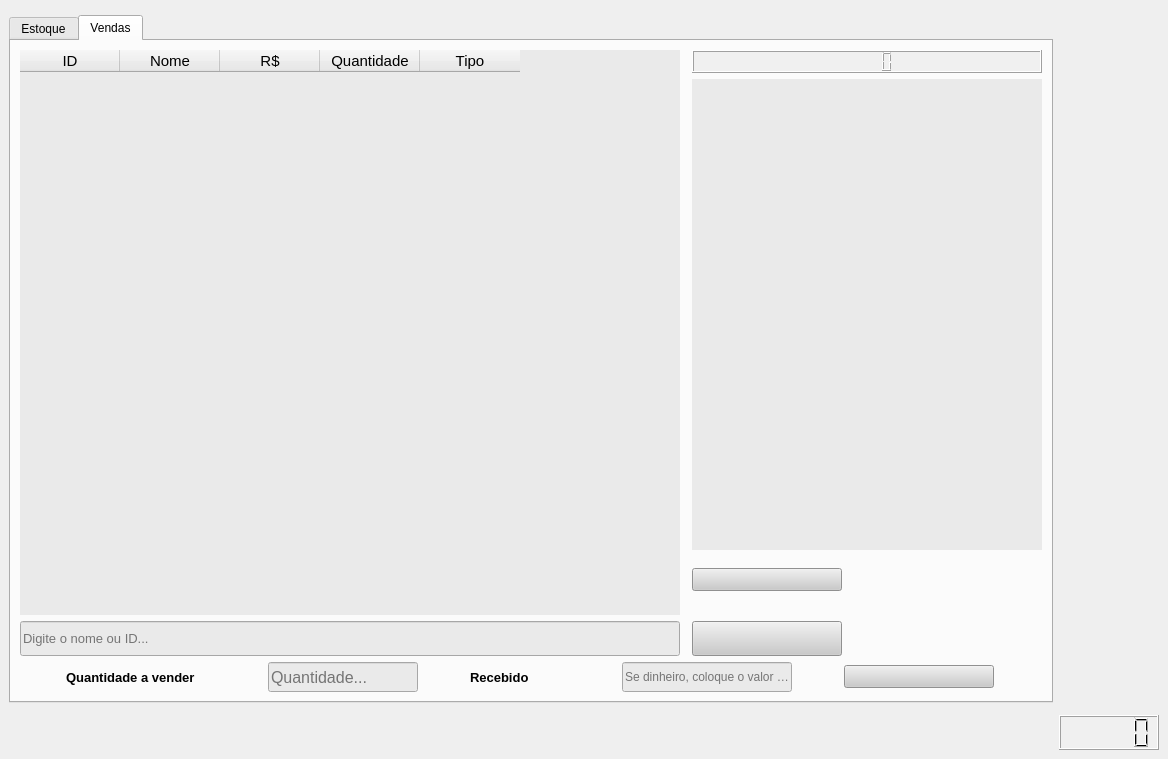
Old version of the form tela_main.ui in the repository xDarksec1/StoreControl.
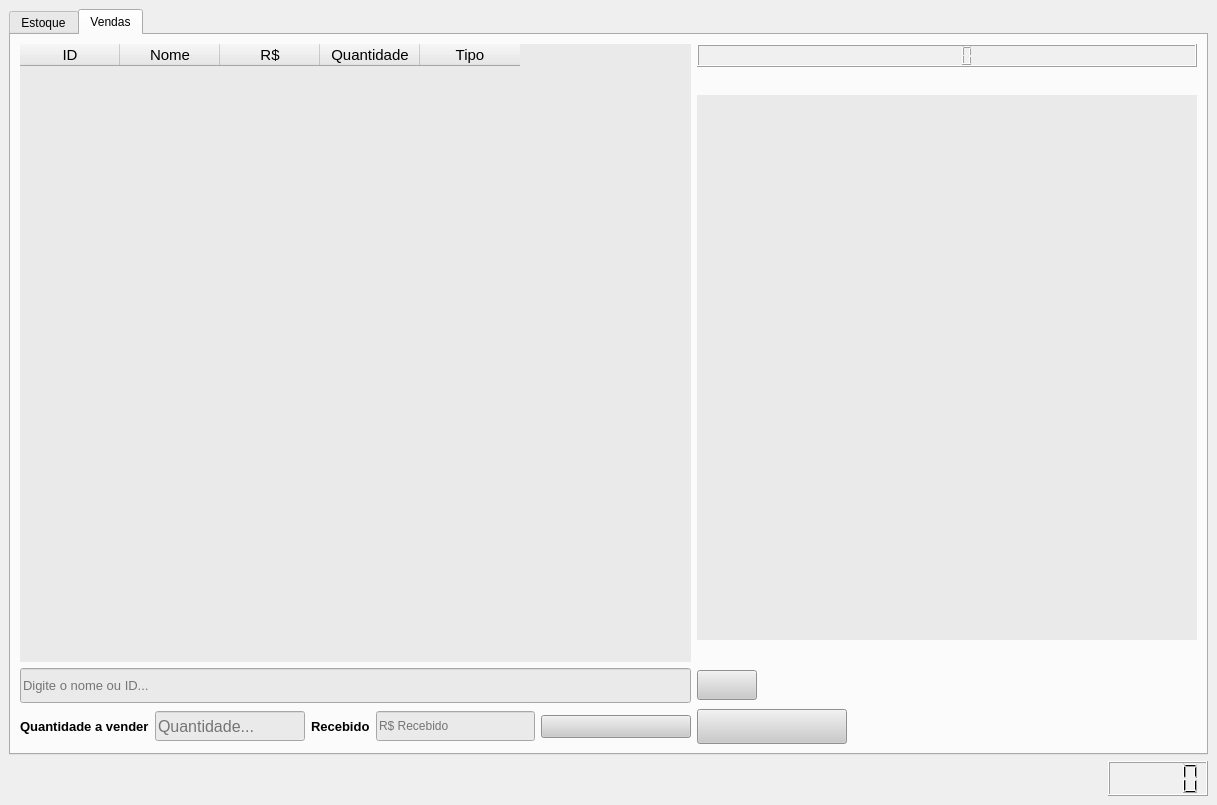
New version of the form. Icons and pictures are not drawn.

Diff of the .ui file:
```diff
--- a/tela_main.ui
+++ b/tela_main.ui
@@ -6,10 +6,22 @@
    <rect>
     <x>0</x>
     <y>0</y>
-    <width>1168</width>
+    <width>1217</width>
     <height>759</height>
    </rect>
   </property>
+  <property name="sizePolicy">
+   <sizepolicy hsizetype="Fixed" vsizetype="Fixed">
+    <horstretch>0</horstretch>
+    <verstretch>0</verstretch>
+   </sizepolicy>
+  </property>
+  <property name="maximumSize">
+   <size>
+    <width>16777215</width>
+    <height>16777215</height>
+   </size>
+  </property>
   <property name="windowTitle">
    <string>Cadastro</string>
   </property>
@@ -36,7 +48,34 @@
   </property>
   <widget class="QWidget" name="centralwidget">
    <layout class="QGridLayout" name="gridLayout_2">
-    <item row="1" column="0">
+    <item row="1" column="1">
+     <widget class="QLCDNumber" name="timePanel">
+      <property name="sizePolicy">
+       <sizepolicy hsizetype="Fixed" vsizetype="Preferred">
+        <horstretch>0</horstretch>
+        <verstretch>0</verstretch>
+       </sizepolicy>
+      </property>
+      <property name="minimumSize">
+       <size>
+        <width>100</width>
+        <height>35</height>
+       </size>
+      </property>
+      <property name="font">
+       <font>
+        <family>Arial</family>
+        <pointsize>10</pointsize>
+        <weight>75</weight>
+        <bold>true</bold>
+       </font>
+      </property>
+      <property name="styleSheet">
+       <string notr="true">background-color: rgb(240, 240, 240);</string>
+      </property>
+     </widget>
+    </item>
+    <item row="0" column="0" colspan="2">
      <widget class="QTabWidget" name="tab">
       <property name="sizePolicy">
        <sizepolicy hsizetype="Expanding" vsizetype="Expanding">
@@ -434,106 +473,11 @@
         <string>Vendas</string>
        </attribute>
        <layout class="QGridLayout" name="gridLayout_3">
-        <item row="4" column="2">
-         <widget class="QPushButton" name="btnRefreshVendas">
-          <property name="minimumSize">
-           <size>
-            <width>0</width>
-            <height>0</height>
-           </size>
-          </property>
-          <property name="maximumSize">
-           <size>
-            <width>150</width>
-            <height>16777215</height>
-           </size>
-          </property>
-          <property name="font">
-           <font>
-            <family>Arial</family>
-            <pointsize>10</pointsize>
-            <weight>75</weight>
-            <bold>true</bold>
-           </font>
-          </property>
-          <property name="styleSheet">
-           <string notr="true">background-color: rgb(202, 202, 202);</string>
-          </property>
-          <property name="text">
-           <string/>
-          </property>
-          <property name="icon">
-           <iconset>
-            <normaloff>Icons/updateicon.png</normaloff>Icons/updateicon.png</iconset>
-          </property>
-          <property name="iconSize">
-           <size>
-            <width>50</width>
-            <height>25</height>
-           </size>
-          </property>
-         </widget>
-        </item>
-        <item row="0" column="0" rowspan="9">
-         <widget class="QTableWidget" name="tableView">
-          <property name="maximumSize">
-           <size>
-            <width>675</width>
-            <height>16777215</height>
-           </size>
-          </property>
-          <property name="styleSheet">
-           <string notr="true">background-color: rgb(234, 234, 234);
-font: 15pt &quot;Arial&quot;;
-font-size: 15px;</string>
-          </property>
-          <property name="frameShape">
-           <enum>QFrame::NoFrame</enum>
-          </property>
-          <property name="selectionBehavior">
-           <enum>QAbstractItemView::SelectRows</enum>
-          </property>
-          <property name="showGrid">
-           <bool>false</bool>
-          </property>
-          <property name="gridStyle">
-           <enum>Qt::CustomDashLine</enum>
-          </property>
-          <attribute name="verticalHeaderVisible">
-           <bool>false</bool>
-          </attribute>
-          <column>
-           <property name="text">
-            <string>ID</string>
-           </property>
-          </column>
-          <column>
-           <property name="text">
-            <string>Nome</string>
-           </property>
-          </column>
-          <column>
-           <property name="text">
-            <string>R$</string>
-           </property>
-          </column>
-          <column>
-           <property name="text">
-            <string>Quantidade</string>
-           </property>
-          </column>
-          <column>
-           <property name="text">
-            <string>Tipo</string>
-           </property>
-          </column>
-         </widget>
-        </item>
         <item row="0" column="2">
          <widget class="QLCDNumber" name="lcdTotalVendas">
           <property name="maximumSize">
            <size>
-            <width>350</width>
+            <width>500</width>
             <height>16777215</height>
            </size>
           </property>
@@ -548,70 +492,6 @@
           </property>
          </widget>
         </item>
-        <item row="1" column="2">
-         <widget class="QListWidget" name="listWidget">
-          <property name="maximumSize">
-           <size>
-            <width>350</width>
-            <height>16777215</height>
-           </size>
-          </property>
-          <property name="styleSheet">
-           <string notr="true">background-color: rgb(234, 234, 234);
-font: 15pt &quot;Arial&quot;;
-font-size: 15px;</string>
-          </property>
-          <property name="frameShape">
-           <enum>QFrame::NoFrame</enum>
-          </property>
-         </widget>
-        </item>
-        <item row="9" column="2">
-         <widget class="QPushButton" name="btnSearchVendas">
-          <property name="minimumSize">
-           <size>
-            <width>150</width>
-            <height>35</height>
-           </size>
-          </property>
-          <property name="maximumSize">
-           <size>
-            <width>150</width>
-            <height>16777215</height>
-           </size>
-          </property>
-          <property name="font">
-           <font>
-            <family>Arial</family>
-            <pointsize>10</pointsize>
-            <weight>75</weight>
-            <bold>true</bold>
-           </font>
-          </property>
-          <property name="styleSheet">
-           <string notr="true">background-color: rgb(202, 202, 202);</string>
-          </property>
-          <property name="text">
-           <string/>
-          </property>
-          <property name="icon">
-           <iconset>
-            <normaloff>Icons/searchicon.png</normaloff>Icons/searchicon.png</iconset>
-          </property>
-          <property name="iconSize">
-           <size>
-            <width>60</width>
-            <height>25</height>
-           </size>
-          </property>
-          <property name="shortcut">
-           <string notr="true"/>
-          </property>
-          <property name="checkable">
-           <bool>false</bool>
-          </property>
-         </widget>
-        </item>
         <item row="9" column="0">
          <widget class="QLineEdit" name="searchVendas">
           <property name="minimumSize">
@@ -643,7 +523,132 @@
           </property>
          </widget>
         </item>
-        <item row="11" column="0" colspan="3">
+        <item row="13" column="2">
+         <widget class="QPushButton" name="btnSearchVendas">
+          <property name="minimumSize">
+           <size>
+            <width>150</width>
+            <height>35</height>
+           </size>
+          </property>
+          <property name="maximumSize">
+           <size>
+            <width>150</width>
+            <height>16777215</height>
+           </size>
+          </property>
+          <property name="font">
+           <font>
+            <family>Arial</family>
+            <pointsize>10</pointsize>
+            <weight>75</weight>
+            <bold>true</bold>
+           </font>
+          </property>
+          <property name="styleSheet">
+           <string notr="true">background-color: rgb(202, 202, 202);</string>
+          </property>
+          <property name="text">
+           <string/>
+          </property>
+          <property name="icon">
+           <iconset>
+            <normaloff>Icons/searchicon.png</normaloff>Icons/searchicon.png</iconset>
+          </property>
+          <property name="iconSize">
+           <size>
+            <width>60</width>
+            <height>25</height>
+           </size>
+          </property>
+          <property name="shortcut">
+           <string notr="true"/>
+          </property>
+          <property name="checkable">
+           <bool>false</bool>
+          </property>
+         </widget>
+        </item>
+        <item row="1" column="2">
+         <widget class="QListWidget" name="listWidget">
+          <property name="minimumSize">
+           <size>
+            <width>20</width>
+            <height>545</height>
+           </size>
+          </property>
+          <property name="maximumSize">
+           <size>
+            <width>500</width>
+            <height>500</height>
+           </size>
+          </property>
+          <property name="styleSheet">
+           <string notr="true">background-color: rgb(234, 234, 234);
+font: 15pt &quot;Arial&quot;;
+font-size: 15px;</string>
+          </property>
+          <property name="frameShape">
+           <enum>QFrame::NoFrame</enum>
+          </property>
+         </widget>
+        </item>
+        <item row="0" column="0" rowspan="9">
+         <widget class="QTableWidget" name="tableView">
+          <property name="maximumSize">
+           <size>
+            <width>675</width>
+            <height>16777215</height>
+           </size>
+          </property>
+          <property name="styleSheet">
+           <string notr="true">background-color: rgb(234, 234, 234);
+font: 15pt &quot;Arial&quot;;
+font-size: 15px;</string>
+          </property>
+          <property name="frameShape">
+           <enum>QFrame::NoFrame</enum>
+          </property>
+          <property name="selectionBehavior">
+           <enum>QAbstractItemView::SelectRows</enum>
+          </property>
+          <property name="showGrid">
+           <bool>false</bool>
+          </property>
+          <property name="gridStyle">
+           <enum>Qt::CustomDashLine</enum>
+          </property>
+          <attribute name="verticalHeaderVisible">
+           <bool>false</bool>
+          </attribute>
+          <column>
+           <property name="text">
+            <string>ID</string>
+           </property>
+          </column>
+          <column>
+           <property name="text">
+            <string>Nome</string>
+           </property>
+          </column>
+          <column>
+           <property name="text">
+            <string>R$</string>
+           </property>
+          </column>
+          <column>
+           <property name="text">
+            <string>Quantidade</string>
+           </property>
+          </column>
+          <column>
+           <property name="text">
+            <string>Tipo</string>
+           </property>
+          </column>
+         </widget>
+        </item>
+        <item row="13" column="0">
          <layout class="QHBoxLayout" name="horizontalLayout_2">
           <item>
            <widget class="QLabel" name="label_2">
@@ -733,7 +738,7 @@
              <string notr="true">background-color: rgb(234, 234, 234);</string>
             </property>
             <property name="placeholderText">
-             <string>Se dinheiro, coloque o valor aqui</string>
+             <string>R$ Recebido</string>
             </property>
            </widget>
           </item>
@@ -782,40 +787,50 @@
           </item>
          </layout>
         </item>
+        <item row="9" column="2">
+         <widget class="QPushButton" name="btnRefreshVendas">
+          <property name="minimumSize">
+           <size>
+            <width>60</width>
+            <height>30</height>
+           </size>
+          </property>
+          <property name="maximumSize">
+           <size>
+            <width>60</width>
+            <height>30</height>
+           </size>
+          </property>
+          <property name="font">
+           <font>
+            <family>Arial</family>
+            <pointsize>10</pointsize>
+            <weight>75</weight>
+            <bold>true</bold>
+           </font>
+          </property>
+          <property name="styleSheet">
+           <string notr="true">background-color: rgb(202, 202, 202);</string>
+          </property>
+          <property name="text">
+           <string/>
+          </property>
+          <property name="icon">
+           <iconset>
+            <normaloff>Icons/updateicon.png</normaloff>Icons/updateicon.png</iconset>
+          </property>
+          <property name="iconSize">
+           <size>
+            <width>50</width>
+            <height>25</height>
+           </size>
+          </property>
+         </widget>
+        </item>
        </layout>
       </widget>
      </widget>
     </item>
-    <item row="0" column="1" rowspan="3">
-     <layout class="QHBoxLayout" name="horizontalLayout"/>
-    </item>
-    <item row="3" column="1">
-     <widget class="QLCDNumber" name="timePanel">
-      <property name="sizePolicy">
-       <sizepolicy hsizetype="Fixed" vsizetype="Preferred">
-        <horstretch>0</horstretch>
-        <verstretch>0</verstretch>
-       </sizepolicy>
-      </property>
-      <property name="minimumSize">
-       <size>
-        <width>100</width>
-        <height>35</height>
-       </size>
-      </property>
-      <property name="font">
-       <font>
-        <family>Arial</family>
-        <pointsize>10</pointsize>
-        <weight>75</weight>
-        <bold>true</bold>
-       </font>
-      </property>
-      <property name="styleSheet">
-       <string notr="true">background-color: rgb(240, 240, 240);</string>
-      </property>
-     </widget>
-    </item>
    </layout>
   </widget>
  </widget>
```
